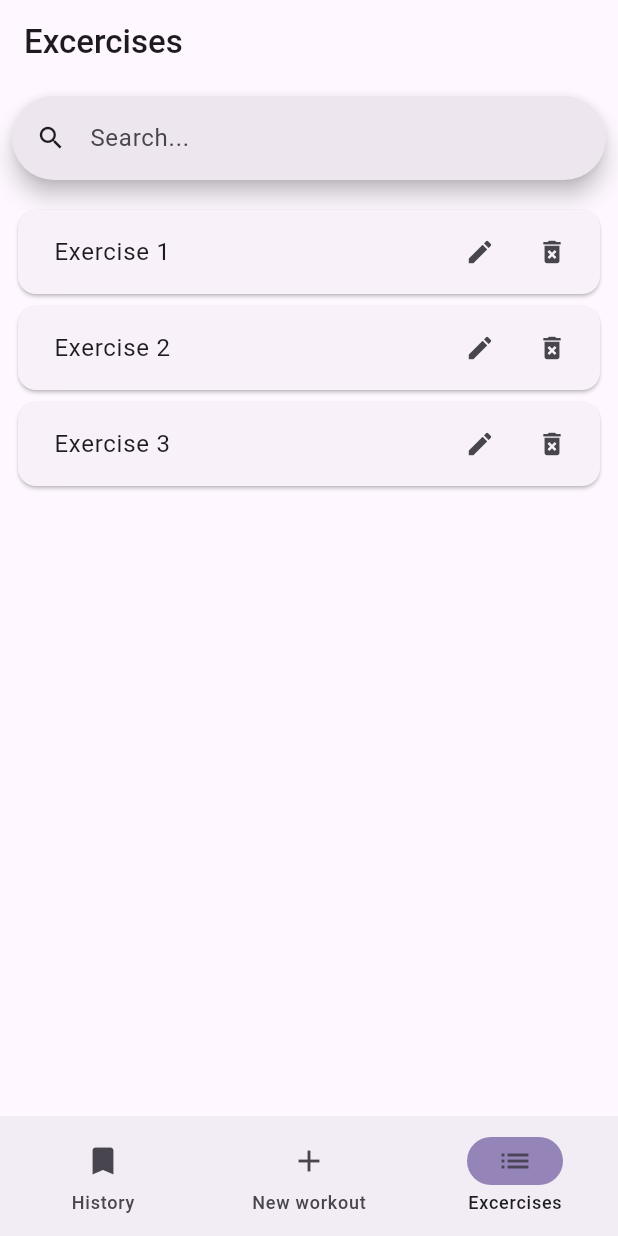
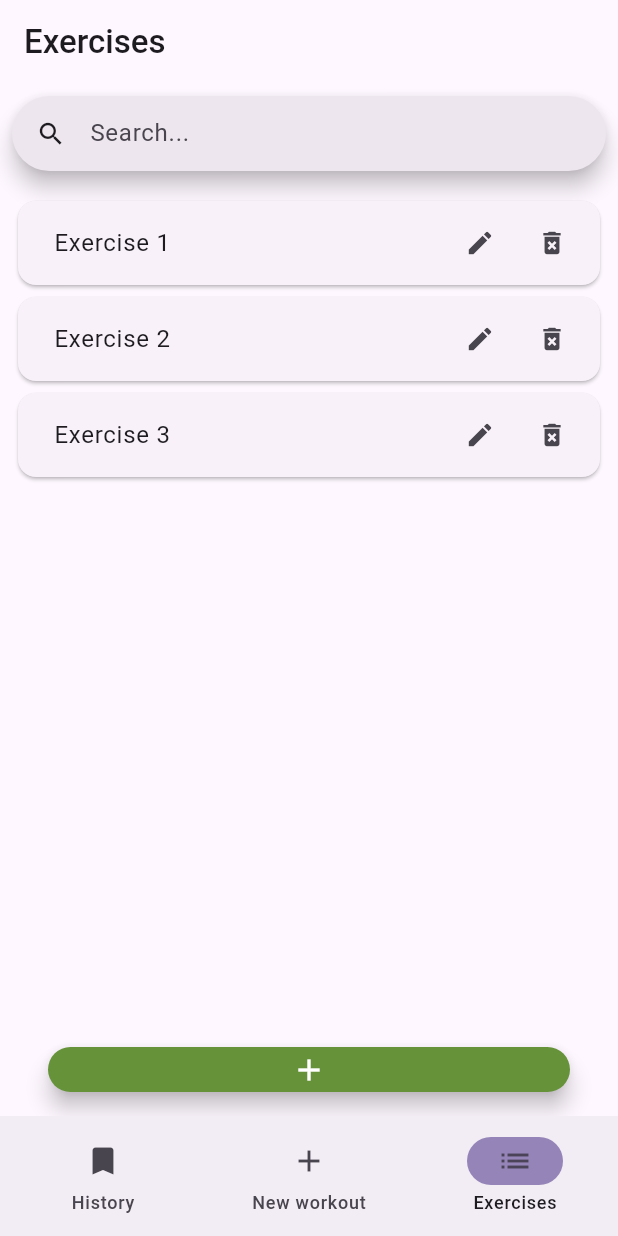
Before and after one commit to seaz5150/vorkautus, a Flutter app: the screen it shows after launch, item 3 of the bottom bar chosen, on a phone screen of 412 x 824 dp. Run offline on Flutter 3.47's test engine with Material 2 defaults, Android fonts, the phone set to English and light mode, and no system bars.

Commit message:
Exercises screen layout about done.

```diff
--- a/lib/main.dart
+++ b/lib/main.dart
@@ -1,5 +1,5 @@
 import 'package:flutter/material.dart';
-import 'screens/excercises_screen.dart';
+import 'screens/exercises_screen.dart';
 import 'screens/new_workout_screen.dart';
 import 'screens/workout_history_screen.dart';
 
@@ -43,7 +43,7 @@
       body: <Widget>[
         const WorkoutHistoryScreen(),
         const NewWorkoutScreen(),
-        const ExcercisesScreen(),
+        const ExercisesScreen(),
       ][_selectedPageIndex],
       bottomNavigationBar: NavigationBar(
         onDestinationSelected: (int index) {
@@ -68,11 +68,11 @@
             icon: Icon(
               Icons.list
             ),
-            label: 'Excercises'
+            label: 'Exercises'
           ),
         ],
         selectedIndex: _selectedPageIndex,
-        indicatorColor: Color.fromARGB(146, 79, 55, 139)
+        indicatorColor: const Color.fromARGB(146, 79, 55, 139)
       ),
     );
   }
--- a/lib/screens/excercises_screen.dart
+++ b/lib/screens/exercises_screen.dart
@@ -1,14 +1,14 @@
 import 'package:flutter/material.dart';
 
-class ExcercisesScreen extends StatefulWidget {
-  const ExcercisesScreen({super.key});
+class ExercisesScreen extends StatefulWidget {
+  const ExercisesScreen({super.key});
 
   @override
-  State<ExcercisesScreen> createState() =>
-      _ExcercisesScreenState();
+  State<ExercisesScreen> createState() =>
+      _ExercisesScreenState();
 }
 
-class _ExcercisesScreenState extends State<ExcercisesScreen> {
+class _ExercisesScreenState extends State<ExercisesScreen> {
   final List<String> demoExcercises = <String>['Exercise 1', 'Exercise 2', 'Exercise 3'];
   List<String> resultExcercises = [];
   TextEditingController searchEditingController = TextEditingController();
@@ -33,6 +33,12 @@ class _ExcercisesScreenState extends State<ExcercisesScreen> {
     // });
   }
 
+  void _onNewExercisePressed() {
+    // setState(() {
+
+    // });
+  }
+
   @override
   void initState() {
     resultExcercises = demoExcercises;
@@ -45,10 +51,24 @@ class _ExcercisesScreenState extends State<ExcercisesScreen> {
     return Scaffold(
       appBar: AppBar(
         title: const Text(
-          'Excercises',
+          'Exercises',
           style: TextStyle(
             fontWeight: FontWeight.w500
           )
+        ),
+      ),
+      floatingActionButtonLocation: FloatingActionButtonLocation.centerFloat,
+      floatingActionButton: Container(
+        padding: const EdgeInsets.only(left: 32, right: 32),
+        width: double.infinity,
+        height: 30,
+        child: FloatingActionButton(
+          backgroundColor: const Color.fromARGB(255, 102, 147, 58),
+          onPressed: _onNewExercisePressed,
+          child: const Icon(
+                  Icons.add,
+                  color: Colors.white
+                 ),
         ),
       ),
       body: Column(
@@ -56,6 +76,8 @@ class _ExcercisesScreenState extends State<ExcercisesScreen> {
           Flexible(
             child: Padding(
               padding: const EdgeInsets.all(8.0),
+              child: SizedBox(
+                height: 50,
                 child: SearchBar(
                   onChanged: (value) {
                     filterSearchResults(value);
@@ -67,6 +89,7 @@ class _ExcercisesScreenState extends State<ExcercisesScreen> {
                     size: 20
                   ),
                   hintText: "Search..."
+                ),
               ),
             ),
           ),
```
Lines whose indentation alone changed are shown as unchanged.
